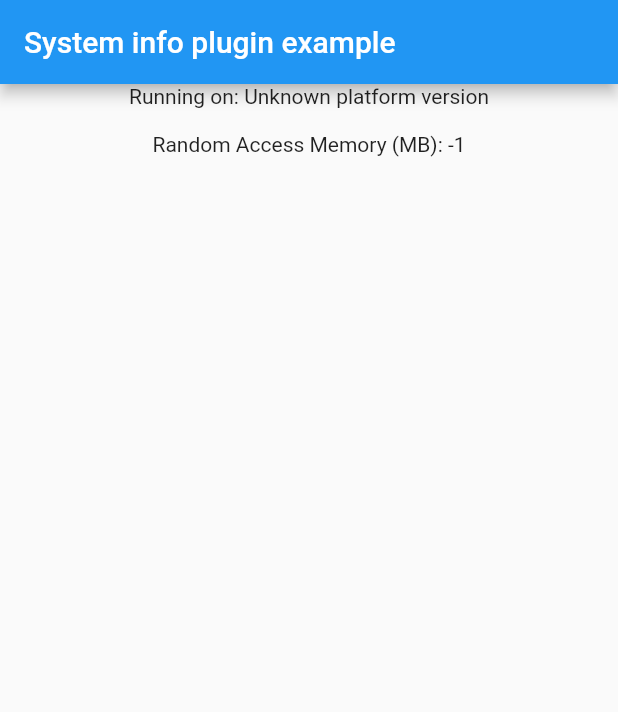
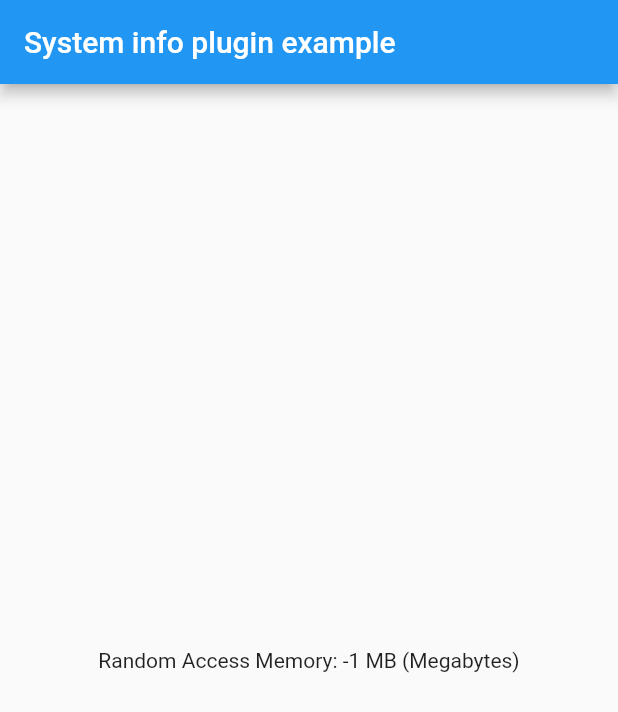
Before and after one commit to SebghatYusuf/system_info_plus, a Flutter app: the screen it shows after launch, on a phone screen of 412 x 824 dp. Shown: the top 712 px of the screen. Run offline on Flutter 3.47's test engine with Material 2 defaults, Android fonts, the phone set to English and light mode, and no system bars.

Commit message:
remove deprecated APIs

```diff
--- a/example/lib/main.dart
+++ b/example/lib/main.dart
@@ -1,3 +1,5 @@
+import 'dart:io';
+
 import 'package:flutter/material.dart';
 import 'dart:async';
 
@@ -16,7 +18,6 @@ class MyApp extends StatefulWidget {
 }
 
 class _MyAppState extends State<MyApp> {
-  String _platformVersion = 'Unknown';
   int _deviceMemory = -1;
 
   @override
@@ -27,21 +28,16 @@ class _MyAppState extends State<MyApp> {
 
   // Platform messages are asynchronous, so we initialize in an async method.
   Future<void> initPlatformState() async {
-    String platformVersion;
     int deviceMemory;
 
     try {
-      platformVersion =
-          await SystemInfoPlus.platformVersion ?? 'Unknown platform version';
       deviceMemory = await SystemInfoPlus.physicalMemory ?? -1;
     } on PlatformException {
-      platformVersion = 'Failed to get platform version.';
       deviceMemory = -1;
     }
     if (!mounted) return;
 
     setState(() {
-      _platformVersion = platformVersion;
       _deviceMemory = deviceMemory;
     });
   }
@@ -54,12 +50,11 @@ class _MyAppState extends State<MyApp> {
           title: const Text('System info plugin example'),
         ),
         body: Column(
+          mainAxisAlignment: MainAxisAlignment.center,
           children: [
             Center(
-              child: Text('Running on: $_platformVersion\n'),
-            ),
-            Center(
-              child: Text('Random Access Memory (MB): $_deviceMemory'),
+              child:
+                  Text('Random Access Memory: $_deviceMemory MB (Megabytes)'),
             ),
           ],
         ),
--- a/lib/system_info_plus.dart
+++ b/lib/system_info_plus.dart
@@ -6,13 +6,7 @@ import 'package:flutter/services.dart';
 class SystemInfoPlus {
   static const MethodChannel _channel = MethodChannel('dev/system_info_plus');
 
-  /// Returns a [String] of platform version.
-  static Future<String?> get platformVersion async {
-    final String? version = await _channel.invokeMethod('getPlatformVersion');
-    return version;
-  }
-
-  /// Returns device physical memory in Megabytes
+  /// Returns an [int] device physical memory in Megabytes
   static Future<int?> get physicalMemory async {
     final int? ramSize = await _channel.invokeMethod('getMemorySpace');
     return ramSize;
--- a/pubspec.yaml
+++ b/pubspec.yaml
@@ -1,6 +1,6 @@
 name: system_info_plus
 description: A flutter plugin to get device (system) info including Random access memory (RAM).
-version: 0.0.4
+version: 0.0.5
 homepage:
 repository: https://github.com/SebghatYusuf/system_info_plus
 
```
Also changed, not shown: example/pubspec.lock, pubspec.lock, 7 other files.
